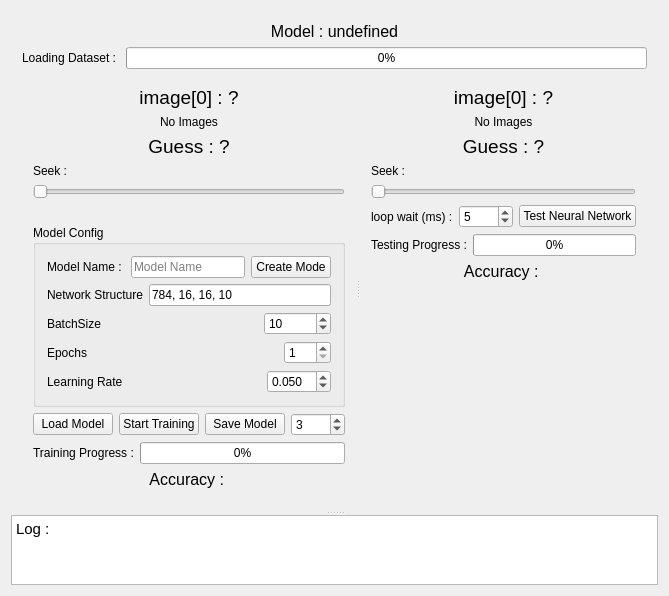
Above: mainwindow.ui from Epsilon-K/MNIST_Digits_Recognition before the change. Below: the same form after it.
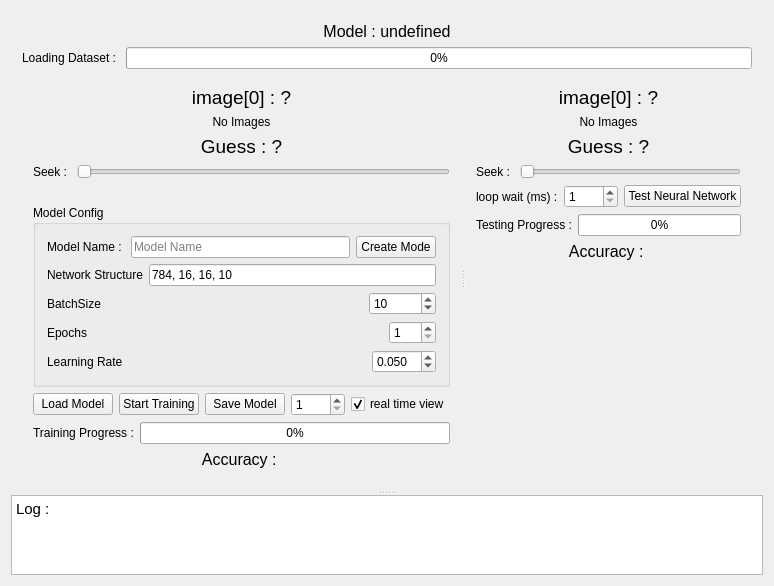
That is the form after the change.

Patch:
```diff
--- a/mainwindow.ui
+++ b/mainwindow.ui
@@ -115,6 +115,8 @@
              </widget>
             </item>
             <item>
+             <layout class="QHBoxLayout" name="horizontalLayout_3" stretch="0,0">
+              <item>
              <widget class="QLabel" name="label">
               <property name="text">
                <string>Seek : </string>
@@ -137,6 +139,8 @@
               </property>
              </widget>
             </item>
+             </layout>
+            </item>
             <item>
              <spacer name="verticalSpacer">
               <property name="orientation">
@@ -331,7 +335,17 @@
                  <number>1000</number>
                 </property>
                 <property name="value">
-                 <number>3</number>
+                 <number>1</number>
+                </property>
+               </widget>
+              </item>
+              <item>
+               <widget class="QCheckBox" name="checkBox">
+                <property name="text">
+                 <string>real time view</string>
+                </property>
+                <property name="checked">
+                 <bool>true</bool>
                 </property>
                </widget>
               </item>
@@ -386,7 +400,7 @@
            </layout>
           </widget>
           <widget class="QWidget" name="layoutWidget_2">
-           <layout class="QVBoxLayout" name="verticalLayout_2" stretch="0,0,0,0,0,0,0,0,0">
+           <layout class="QVBoxLayout" name="verticalLayout_2" stretch="0,0,0,0,0,0,0,0">
             <item>
              <widget class="QLabel" name="testImgLabel">
               <property name="font">
@@ -440,6 +454,8 @@
              </widget>
             </item>
             <item>
+             <layout class="QHBoxLayout" name="horizontalLayout_12">
+              <item>
              <widget class="QLabel" name="label_3">
               <property name="text">
                <string>Seek : </string>
@@ -456,6 +472,8 @@
               </property>
              </widget>
             </item>
+             </layout>
+            </item>
             <item>
              <layout class="QHBoxLayout" name="horizontalLayout_9">
               <item>
@@ -487,7 +505,7 @@
                  <number>1000</number>
                 </property>
                 <property name="value">
-                 <number>5</number>
+                 <number>1</number>
                 </property>
                </widget>
               </item>
```
Lines whose indentation alone changed are shown as unchanged.
